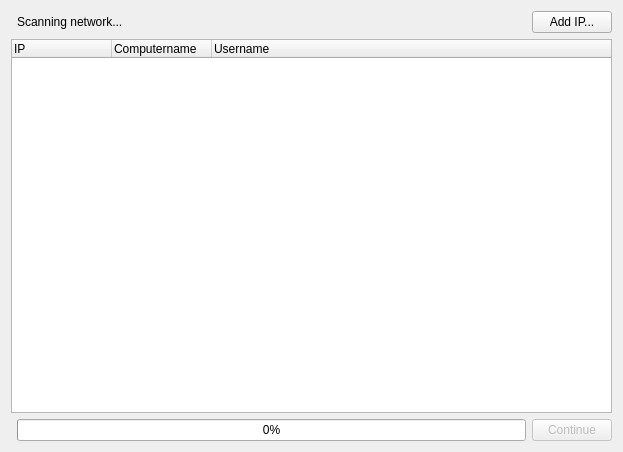
This is ui/peerwindow.ui in HelioCode/HelioSync as Qt 5 draws it before an edit. The edited form follows.
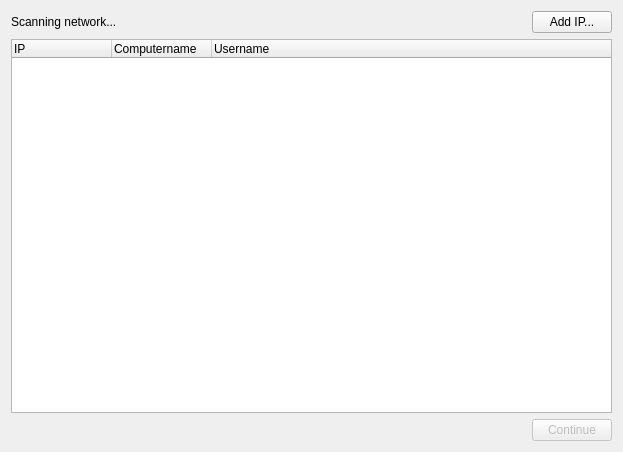
This is the edited form.

Commit message: The "Add IP" Button works again.

```diff
--- a/ui/peerwindow.ui
+++ b/ui/peerwindow.ui
@@ -15,13 +15,6 @@
   </property>
   <widget class="QWidget" name="centralWidget">
    <layout class="QGridLayout" name="gridLayout">
-    <item row="0" column="2">
-     <widget class="QPushButton" name="pbAddIp">
-      <property name="text">
-       <string>Add IP...</string>
-      </property>
-     </widget>
-    </item>
     <item row="2" column="2">
      <widget class="QPushButton" name="pbContinue">
       <property name="enabled">
@@ -32,23 +25,6 @@
       </property>
      </widget>
     </item>
-    <item row="0" column="1">
-     <widget class="QLabel" name="lbScanning">
-      <property name="text">
-       <string>Scanning network...</string>
-      </property>
-     </widget>
-    </item>
-    <item row="2" column="1">
-     <widget class="QProgressBar" name="progressBar">
-      <property name="maximum">
-       <number>1000</number>
-      </property>
-      <property name="value">
-       <number>0</number>
-      </property>
-     </widget>
-    </item>
     <item row="1" column="0" colspan="3">
      <widget class="QTreeWidget" name="twIps">
       <column>
@@ -71,6 +47,33 @@
       </column>
      </widget>
     </item>
+    <item row="0" column="0">
+     <widget class="QLabel" name="lbScanning">
+      <property name="text">
+       <string>Scanning network...</string>
+      </property>
+     </widget>
+    </item>
+    <item row="0" column="2">
+     <widget class="QPushButton" name="pbAddIp">
+      <property name="text">
+       <string>Add IP...</string>
+      </property>
+     </widget>
+    </item>
+    <item row="0" column="1">
+     <spacer name="horizontalSpacer">
+      <property name="orientation">
+       <enum>Qt::Horizontal</enum>
+      </property>
+      <property name="sizeHint" stdset="0">
+       <size>
+        <width>40</width>
+        <height>20</height>
+       </size>
+      </property>
+     </spacer>
+    </item>
    </layout>
   </widget>
   <widget class="QMenuBar" name="menuBar">
```
The commit also changes 6 other files.
